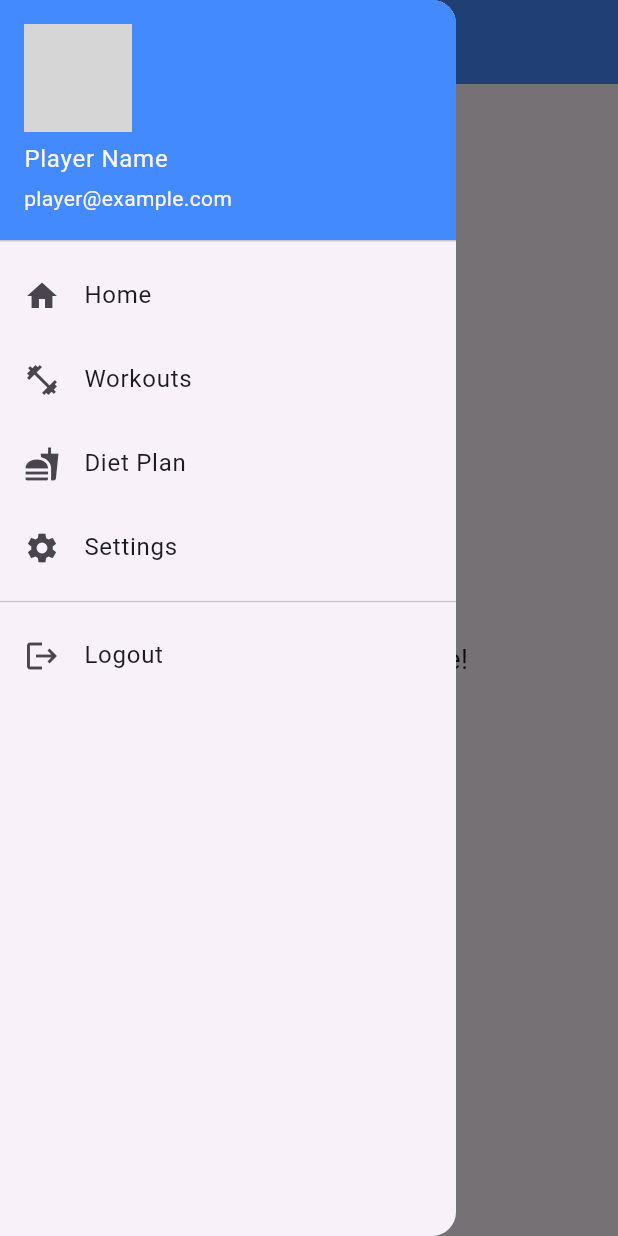
After one commit to NikhilSharma7679/Practice, a Flutter app: the Playerhomeview screen opened directly, with the side drawer open, on a phone screen of 412 x 824 dp. The commit adds this screen. Run offline on Flutter 3.47's test engine with Material 3 defaults, Android fonts, the phone set to English and light mode, and no system bars; our stand-ins replace dio, font_awesome_flutter, google_fonts, logger, pretty_dio_logger, shared_preferences and 3 more; missing offline and left inert: dio_http_cache; accounts and stored records are empty; grey boxes are pictures that could not be loaded.

Commit message:
initial commit

```diff
--- a/lib/Ui/LoginView/LoginView.dart
+++ b/lib/Ui/LoginView/LoginView.dart
@@ -1,5 +1,5 @@
 import 'package:flutter/material.dart';
-import 'package:font_awesome_flutter/font_awesome_flutter.dart'; // For social icons
+import 'package:font_awesome_flutter/font_awesome_flutter.dart';
 
 class Loginview extends StatefulWidget {
   const Loginview({Key? key}) : super(key: key);
--- /dev/null
+++ b/lib/Ui/PlayerHomepage/PlayerHomeView.dart
@@ -0,0 +1,81 @@
+import 'package:flutter/material.dart';
+
+class Playerhomeview extends StatefulWidget {
+  Playerhomeview({super.key});
+
+  @override
+  State<Playerhomeview> createState() => _PlayerhomeviewState();
+}
+
+class _PlayerhomeviewState extends State<Playerhomeview> {
+  @override
+  Widget build(BuildContext context) {
+    return Scaffold(
+      appBar: AppBar(
+        backgroundColor: Colors.blueAccent,
+      ),
+      drawer: Drawer(
+        child: ListView(
+          padding: EdgeInsets.zero,
+          children: [
+            // Drawer Header
+            UserAccountsDrawerHeader(
+              accountName: Text("Player Name"),
+              accountEmail: Text("player@example.com"),
+              currentAccountPicture: CircleAvatar(
+                backgroundImage: AssetImage('assets/player_avatar.png'),
+              ),
+              decoration: BoxDecoration(
+                color: Colors.blueAccent,
+              ),
+            ),
+
+            // Menu Items
+            ListTile(
+              leading: Icon(Icons.home),
+              title: Text("Home"),
+              onTap: () {
+                Navigator.pop(context);
+              },
+            ),
+            ListTile(
+              leading: Icon(Icons.fitness_center),
+              title: Text("Workouts"),
+              onTap: () {
+                Navigator.pop(context);
+              },
+            ),
+            ListTile(
+              leading: Icon(Icons.fastfood),
+              title: Text("Diet Plan"),
+              onTap: () {
+                Navigator.pop(context);
+              },
+            ),
+            ListTile(
+              leading: Icon(Icons.settings),
+              title: Text("Settings"),
+              onTap: () {
+                Navigator.pop(context);
+              },
+            ),
+            Divider(),
+            ListTile(
+              leading: Icon(Icons.logout),
+              title: Text("Logout"),
+              onTap: () {
+                Navigator.pop(context);
+              },
+            ),
+          ],
+        ),
+      ),
+      body: Center(
+        child: Text(
+          "Welcome to Player Home!",
+          style: TextStyle(fontSize: 18),
+        ),
+      ),
+    );
+  }
+}
```
Also changed, not shown: 2 other files.
